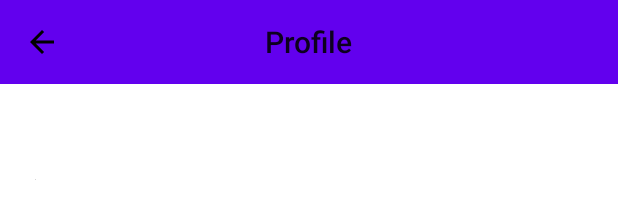
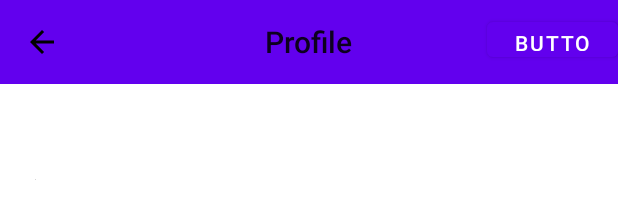
Before and after one commit to serfer10/Battle_ship, an Android app: the layout activity_profile.xml on its own in the app's theme, with its tools: preview values and no code run, on a phone screen of 412 x 824 dp. Shown: the top 211 px of the screen. Run offline under Robolectric (Android 15) with nearby library versions, the phone set to English and light mode, and no system bars.

Commit message:
added navigation to profile

```diff
--- a/app/src/main/AndroidManifest.xml
+++ b/app/src/main/AndroidManifest.xml
@@ -43,6 +43,10 @@
             android:exported="false"
             android:screenOrientation="portrait" />
         <activity
+            android:name=".ui.profile.ProfileActivity"
+            android:exported="false"
+            android:screenOrientation="portrait" />
+        <activity
             android:name=".ui.game.createField.CreateFieldActivity"
             android:exported="false"
             android:screenOrientation="portrait" />
--- a/app/src/main/java/com/tselishchev/battleship/ui/launcher/CreateGameViewModel.kt
+++ b/app/src/main/java/com/tselishchev/battleship/ui/launcher/CreateGameViewModel.kt
@@ -58,6 +58,7 @@ class CreateGameViewModel : ViewModel() {
         disposable.clear()
     }
 
+
     private fun getId(): String {
         return List(ID_LENGTH) { charPool.random() }.joinToString("")
     }
--- a/app/src/main/java/com/tselishchev/battleship/ui/login/LoginActivity.kt
+++ b/app/src/main/java/com/tselishchev/battleship/ui/login/LoginActivity.kt
@@ -44,7 +44,7 @@ class LoginActivity : AppCompatActivity() {
         setContentView(binding.root)
     }
 
-    private fun checkLoginEnabled() {sh
+    private fun checkLoginEnabled() {
         binding.run {
             loginButton.isEnabled =
                 !loginEditText.text.isNullOrBlank() && !passwordEditText.text.isNullOrBlank()
--- a/app/src/main/res/layout/activity_profile.xml
+++ b/app/src/main/res/layout/activity_profile.xml
@@ -8,11 +8,13 @@
     tools:context=".ui.profile.ProfileActivity">
 
     <androidx.appcompat.widget.Toolbar
+        android:id="@+id/profileToolbar"
         android:layout_width="match_parent"
         android:layout_height="?attr/actionBarSize"
         android:background="?attr/colorPrimary"
         app:layout_constraintTop_toTopOf="parent"
-        app:navigationIcon="@drawable/ic_baseline_arrow_back_24">
+        app:navigationIcon="@drawable/ic_baseline_arrow_back_24"
+        >
 
         <TextView
             android:id="@+id/toolbar_title"
@@ -23,6 +25,18 @@
             android:text="Profile" />
 
     </androidx.appcompat.widget.Toolbar>
+
+    <Button
+        android:id="@+id/button"
+        android:layout_width="87dp"
+        android:layout_height="35dp"
+        android:text="Button"
+        app:layout_constraintBottom_toBottomOf="parent"
+        app:layout_constraintEnd_toEndOf="@+id/profileToolbar"
+        app:layout_constraintHorizontal_bias="1.0"
+        app:layout_constraintStart_toStartOf="parent"
+        app:layout_constraintTop_toTopOf="parent"
+        app:layout_constraintVertical_bias="0.011" />
 
     <ImageView
         android:id="@+id/imageView3"
--- a/app/src/main/res/layout/item_miss_cell.xml
+++ b/app/src/main/res/layout/item_miss_cell.xml
@@ -1,6 +1,6 @@
 <?xml version="1.0" encoding="utf-8"?>
 <LinearLayout
     xmlns:android="http://schemas.android.com/apk/res/android"
-    android:layout_width="36dp"
-    android:layout_height="36dp"
+    android:layout_width="37dp"
+    android:layout_height="37dp"
     android:background="@drawable/miss_background"/>
--- a/app/src/main/res/layout/item_ship_cell.xml
+++ b/app/src/main/res/layout/item_ship_cell.xml
@@ -1,6 +1,6 @@
 <?xml version="1.0" encoding="utf-8"?>
 <LinearLayout
     xmlns:android="http://schemas.android.com/apk/res/android"
-    android:layout_width="36dp"
-    android:layout_height="36dp"
+    android:layout_width="37dp"
+    android:layout_height="37dp"
     android:background="@drawable/ship_background"/>
--- a/app/src/main/res/layout/item_ship_killed.xml
+++ b/app/src/main/res/layout/item_ship_killed.xml
@@ -1,6 +1,6 @@
 <?xml version="1.0" encoding="utf-8"?>
 <LinearLayout
     xmlns:android="http://schemas.android.com/apk/res/android"
-    android:layout_width="36dp"
-    android:layout_height="36dp"
+    android:layout_width="37dp"
+    android:layout_height="37dp"
     android:background="@drawable/killed_background"/>
```
Also changed, not shown: app/src/main/java/com/tselishchev/battleship/db/UserRepository.kt (+17 -0 lines), app/src/main/java/com/tselishchev/battleship/ui/launcher/CreateGameActivity.kt (+33 -0 lines), app/src/main/java/com/tselishchev/battleship/ui/profile/ProfileActivity.kt (+25 -5 lines), app/src/main/res/layout/activity_create_game.xml (+29 -6 lines).
